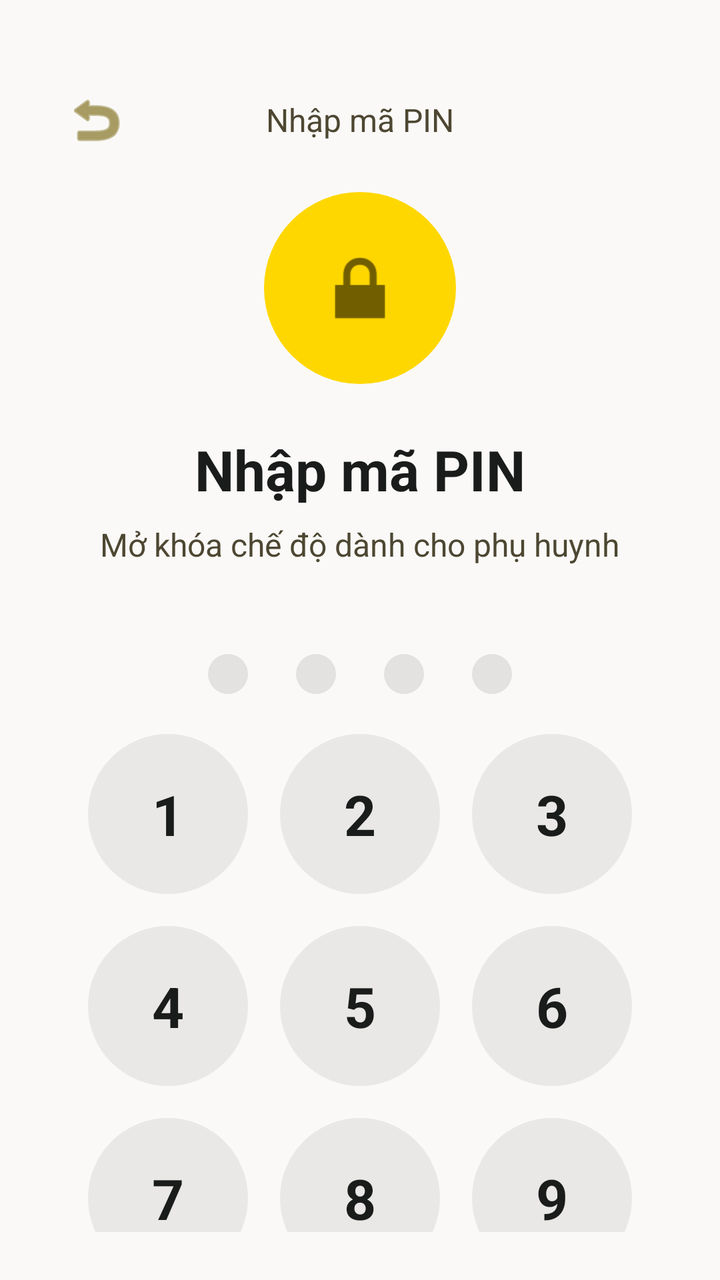
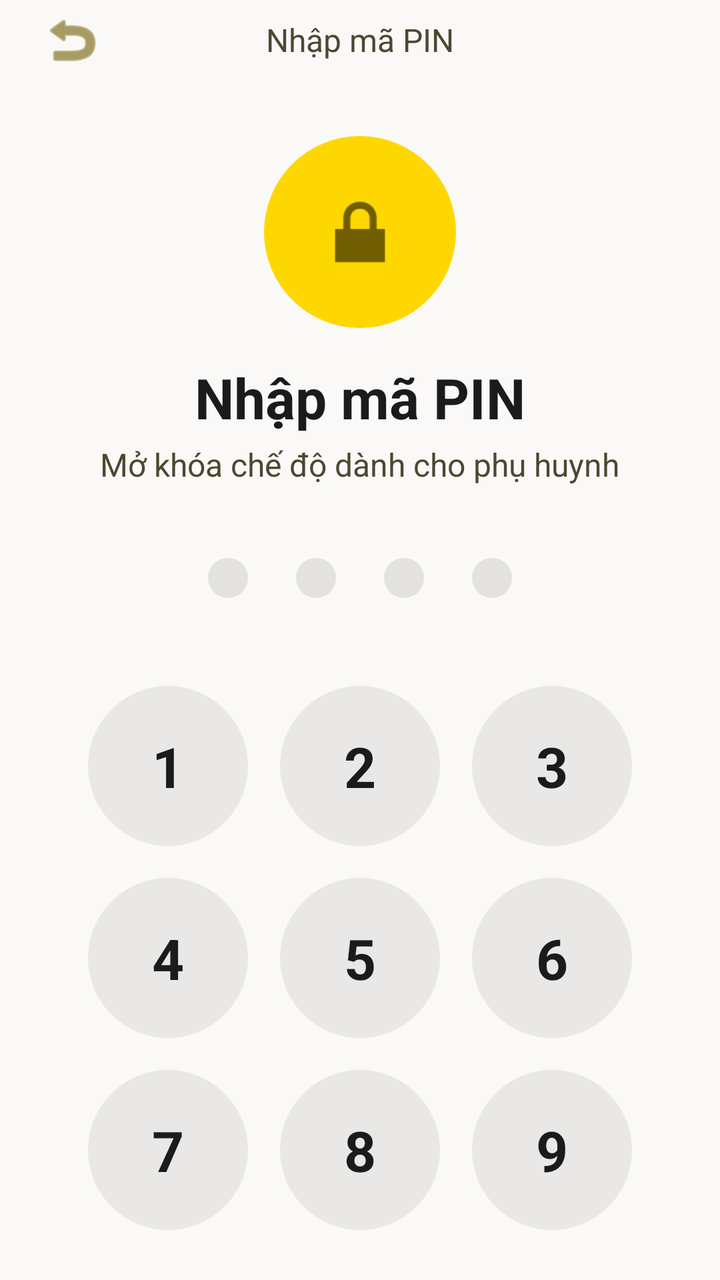

Screens rendered from an Android XML layout before and after an edit, with the pre-edit source and the edit as a unified diff.
<!-- AndroidManifest.xml: application theme Theme.VBoard -->
<!-- res/layout/activity_pin.xml -->
<?xml version="1.0" encoding="utf-8"?>
<LinearLayout xmlns:android="http://schemas.android.com/apk/res/android"
    xmlns:app="http://schemas.android.com/apk/res-auto"
    android:layout_width="match_parent"
    android:layout_height="match_parent"
    android:background="@color/background"
    android:gravity="center_horizontal"
    android:orientation="vertical"
    android:padding="@dimen/spacing_xl">

    
    <LinearLayout
        android:layout_width="match_parent"
        android:layout_height="wrap_content"
        android:gravity="center_vertical"
        android:orientation="horizontal"
        android:paddingVertical="@dimen/spacing_md">

        <ImageButton
            android:id="@+id/btnHeaderBack"
            android:layout_width="48dp"
            android:layout_height="48dp"
            android:background="?attr/selectableItemBackgroundBorderless"
            android:contentDescription="Quay lại"
            android:src="@android:drawable/ic_menu_revert"
            app:tint="@color/primary" />

        <TextView
            android:layout_width="0dp"
            android:layout_height="wrap_content"
            android:layout_weight="1"
            android:gravity="center"
            android:text="@string/pin_title"
            android:textColor="@color/on_surface_variant"
            android:textSize="16sp" />

        <View
            android:layout_width="48dp"
            android:layout_height="48dp" />
    </LinearLayout>

    <View
        android:layout_width="match_parent"
        android:layout_height="0dp"
        android:layout_weight="1" />

    
    <LinearLayout
        android:layout_width="96dp"
        android:layout_height="96dp"
        android:background="@drawable/bg_icon_circle"
        android:gravity="center">

        <ImageView
            android:layout_width="48dp"
            android:layout_height="48dp"
            android:src="@android:drawable/ic_lock_lock"
            app:tint="@color/on_primary_container" />
    </LinearLayout>

    <TextView
        android:layout_width="wrap_content"
        android:layout_height="wrap_content"
        android:layout_marginTop="@dimen/spacing_xl"
        android:text="@string/pin_title"
        android:textColor="@color/on_surface"
        android:textSize="28sp"
        android:textStyle="bold" />

    <TextView
        android:layout_width="wrap_content"
        android:layout_height="wrap_content"
        android:layout_marginTop="@dimen/spacing_sm"
        android:text="@string/pin_subtitle"
        android:textColor="@color/on_surface_variant"
        android:textSize="16sp" />

    
    <LinearLayout
        android:id="@+id/pinDots"
        android:layout_width="wrap_content"
        android:layout_height="wrap_content"
        android:layout_marginTop="@dimen/spacing_xxl"
        android:orientation="horizontal">

        <View
            android:id="@+id/dot1"
            android:layout_width="20dp"
            android:layout_height="20dp"
            android:layout_margin="@dimen/spacing_md"
            android:background="@drawable/bg_pin_dot_empty" />

        <View
            android:id="@+id/dot2"
            android:layout_width="20dp"
            android:layout_height="20dp"
            android:layout_margin="@dimen/spacing_md"
            android:background="@drawable/bg_pin_dot_empty" />

        <View
            android:id="@+id/dot3"
            android:layout_width="20dp"
            android:layout_height="20dp"
            android:layout_margin="@dimen/spacing_md"
            android:background="@drawable/bg_pin_dot_empty" />

        <View
            android:id="@+id/dot4"
            android:layout_width="20dp"
            android:layout_height="20dp"
            android:layout_margin="@dimen/spacing_md"
            android:background="@drawable/bg_pin_dot_empty" />
    </LinearLayout>

    <View
        android:layout_width="match_parent"
        android:layout_height="0dp"
        android:layout_weight="1" />

    
    <LinearLayout
        android:layout_width="wrap_content"
        android:layout_height="wrap_content"
        android:orientation="vertical">

        
        <LinearLayout
            android:layout_width="wrap_content"
            android:layout_height="wrap_content"
            android:orientation="horizontal">

            <TextView
                android:id="@+id/btn1"
                style="@style/PinButton"
                android:text="1" />

            <TextView
                android:id="@+id/btn2"
                style="@style/PinButton"
                android:text="2" />

            <TextView
                android:id="@+id/btn3"
                style="@style/PinButton"
                android:text="3" />
        </LinearLayout>

        
        <LinearLayout
            android:layout_width="wrap_content"
            android:layout_height="wrap_content"
            android:orientation="horizontal">

            <TextView
                android:id="@+id/btn4"
                style="@style/PinButton"
                android:text="4" />

            <TextView
                android:id="@+id/btn5"
                style="@style/PinButton"
                android:text="5" />

            <TextView
                android:id="@+id/btn6"
                style="@style/PinButton"
                android:text="6" />
        </LinearLayout>

        
        <LinearLayout
            android:layout_width="wrap_content"
            android:layout_height="wrap_content"
            android:orientation="horizontal">

            <TextView
                android:id="@+id/btn7"
                style="@style/PinButton"
                android:text="7" />

            <TextView
                android:id="@+id/btn8"
                style="@style/PinButton"
                android:text="8" />

            <TextView
                android:id="@+id/btn9"
                style="@style/PinButton"
                android:text="9" />
        </LinearLayout>

        
        <LinearLayout
            android:layout_width="wrap_content"
            android:layout_height="wrap_content"
            android:orientation="horizontal">

            <TextView
                android:id="@+id/btnCancel"
                style="@style/PinButton"
                android:text="Hủy"
                android:textSize="18sp" />

            <TextView
                android:id="@+id/btn0"
                style="@style/PinButton"
                android:text="0" />

            <TextView
                android:id="@+id/btnBackspace"
                style="@style/PinButton"
                android:drawableStart="@android:drawable/ic_input_delete"
                android:drawablePadding="0dp"
                android:textSize="18sp" />
        </LinearLayout>
    </LinearLayout>

    <View
        android:layout_width="match_parent"
        android:layout_height="@dimen/spacing_xxl" />

</LinearLayout>
<!-- resources referenced by this layout -->
<resources>
  <color name="background">#faf9f7</color>
  <color name="on_primary_container">#705e00</color>
  <color name="on_surface">#1a1c1b</color>
  <color name="on_surface_variant">#4d4732</color>
  <color name="primary">#705d00</color>
  <dimen name="spacing_md">12dp</dimen>
  <dimen name="spacing_sm">8dp</dimen>
  <dimen name="spacing_xl">24dp</dimen>
  <dimen name="spacing_xxl">32dp</dimen>
  <!-- drawable bg_icon_circle (drawable) -->
  <?xml version="1.0" encoding="utf-8"?>
  <shape xmlns:android="http://schemas.android.com/apk/res/android"
      android:shape="oval">
      <solid android:color="@color/primary_container" />
  </shape>
  <!-- drawable bg_pin_dot_empty (drawable) -->
  <?xml version="1.0" encoding="utf-8"?>
  <shape xmlns:android="http://schemas.android.com/apk/res/android"
      android:shape="oval">
      <solid android:color="@color/surface_container_highest" />
  </shape>
  <string name="pin_subtitle">Mở khóa chế độ dành cho phụ huynh</string>
  <string name="pin_title">Nhập mã PIN</string>
  <style name="PinButton">
          <item name="android:layout_width">80dp</item>
          <item name="android:layout_height">80dp</item>
          <item name="android:layout_margin">@dimen/spacing_sm</item>
          <item name="android:background">@drawable/bg_button_round</item>
          <item name="android:gravity">center</item>
          <item name="android:textColor">@color/on_surface</item>
          <item name="android:textSize">28sp</item>
          <item name="android:textStyle">bold</item>
          <item name="android:clickable">true</item>
          <item name="android:focusable">true</item>
      </style>
  <color name="primary_container">#ffd700</color>
  <color name="surface_container_highest">#e3e2e0</color>
  <!-- drawable bg_button_round (drawable) -->
  <?xml version="1.0" encoding="utf-8"?>
  <shape xmlns:android="http://schemas.android.com/apk/res/android"
      android:shape="oval">
      <solid android:color="@color/surface_container_high" />
  </shape>
  <color name="on_primary">#ffffff</color>
  <color name="secondary">#006e1c</color>
  <color name="secondary_container">#91f78e</color>
  <color name="on_secondary">#ffffff</color>
  <color name="on_secondary_container">#00731e</color>
  <color name="tertiary">#904d00</color>
  <color name="tertiary_container">#ffd1af</color>
  <color name="on_tertiary">#ffffff</color>
  <color name="on_tertiary_container">#914d00</color>
  <color name="error">#ba1a1a</color>
  <color name="error_container">#ffdad6</color>
  <color name="on_error">#ffffff</color>
  <color name="on_error_container">#93000a</color>
  <color name="surface">#faf9f7</color>
  <color name="surface_container_high">#e9e8e6</color>
  <color name="outline">#7e775f</color>
  <color name="outline_variant">#d0c6ab</color>
  <!-- unchanged entries left out for length: 1 -->
</resources>

<!-- the commit's change to res/layout/activity_pin.xml (unified diff, before → after) -->
@@ -4,9 +4,8 @@
     android:layout_width="match_parent"
     android:layout_height="match_parent"
     android:background="@color/background"
-    android:gravity="center_horizontal"
-    android:orientation="vertical"
-    android:padding="@dimen/spacing_xl">
+    android:gravity="center"
+    android:orientation="vertical">
 
     
     <LinearLayout
@@ -14,7 +13,8 @@
         android:layout_height="wrap_content"
         android:gravity="center_vertical"
         android:orientation="horizontal"
-        android:paddingVertical="@dimen/spacing_md">
+        android:paddingHorizontal="@dimen/spacing_md"
+        android:paddingVertical="@dimen/spacing_sm">
 
         <ImageButton
             android:id="@+id/btnHeaderBack"
@@ -39,15 +39,11 @@
             android:layout_height="48dp" />
     </LinearLayout>
 
-    <View
-        android:layout_width="match_parent"
-        android:layout_height="0dp"
-        android:layout_weight="1" />
-
     
     <LinearLayout
         android:layout_width="96dp"
         android:layout_height="96dp"
+        android:layout_marginTop="@dimen/spacing_lg"
         android:background="@drawable/bg_icon_circle"
         android:gravity="center">
 
@@ -61,7 +57,7 @@
     <TextView
         android:layout_width="wrap_content"
         android:layout_height="wrap_content"
-        android:layout_marginTop="@dimen/spacing_xl"
+        android:layout_marginTop="@dimen/spacing_lg"
         android:text="@string/pin_title"
         android:textColor="@color/on_surface"
         android:textSize="28sp"
@@ -70,7 +66,7 @@
     <TextView
         android:layout_width="wrap_content"
         android:layout_height="wrap_content"
-        android:layout_marginTop="@dimen/spacing_sm"
+        android:layout_marginTop="@dimen/spacing_xs"
         android:text="@string/pin_subtitle"
         android:textColor="@color/on_surface_variant"
         android:textSize="16sp" />
@@ -80,7 +76,7 @@
         android:id="@+id/pinDots"
         android:layout_width="wrap_content"
         android:layout_height="wrap_content"
-        android:layout_marginTop="@dimen/spacing_xxl"
+        android:layout_marginTop="@dimen/spacing_xl"
         android:orientation="horizontal">
 
         <View
@@ -110,113 +106,116 @@
             android:layout_height="20dp"
             android:layout_margin="@dimen/spacing_md"
             android:background="@drawable/bg_pin_dot_empty" />
+    </LinearLayout>
+
+    
+    <LinearLayout
+        android:layout_width="wrap_content"
+        android:layout_height="wrap_content"
+        android:layout_marginTop="@dimen/spacing_xl"
+        android:orientation="vertical">
+
+        
+        <LinearLayout
+            android:layout_width="wrap_content"
+            android:layout_height="wrap_content"
+            android:orientation="horizontal">
+
+            <TextView
+                android:id="@+id/btn1"
+                style="@style/PinButton"
+                android:text="1" />
+
+            <TextView
+                android:id="@+id/btn2"
+                style="@style/PinButton"
+                android:text="2" />
+
+            <TextView
+                android:id="@+id/btn3"
+                style="@style/PinButton"
+                android:text="3" />
+        </LinearLayout>
+
+        
+        <LinearLayout
+            android:layout_width="wrap_content"
+            android:layout_height="wrap_content"
+            android:orientation="horizontal">
+
+            <TextView
+                android:id="@+id/btn4"
+                style="@style/PinButton"
+                android:text="4" />
+
+            <TextView
+                android:id="@+id/btn5"
+                style="@style/PinButton"
+                android:text="5" />
+
+            <TextView
+                android:id="@+id/btn6"
+                style="@style/PinButton"
+                android:text="6" />
+        </LinearLayout>
+
+        
+        <LinearLayout
+            android:layout_width="wrap_content"
+            android:layout_height="wrap_content"
+            android:orientation="horizontal">
+
+            <TextView
+                android:id="@+id/btn7"
+                style="@style/PinButton"
+                android:text="7" />
+
+            <TextView
+                android:id="@+id/btn8"
+                style="@style/PinButton"
+                android:text="8" />
+
+            <TextView
+                android:id="@+id/btn9"
+                style="@style/PinButton"
+                android:text="9" />
+        </LinearLayout>
+
+        
+        <LinearLayout
+            android:layout_width="wrap_content"
+            android:layout_height="wrap_content"
+            android:orientation="horizontal">
+
+            <TextView
+                android:id="@+id/btnCancel"
+                style="@style/PinButton"
+                android:text="Hủy"
+                android:textSize="18sp" />
+
+            <TextView
+                android:id="@+id/btn0"
+                style="@style/PinButton"
+                android:text="0" />
+
+            <FrameLayout
+                android:id="@+id/btnBackspace"
+                style="@style/PinButton"
+                android:clickable="true"
+                android:focusable="true">
+
+                <ImageView
+                    android:layout_width="32dp"
+                    android:layout_height="32dp"
+                    android:layout_gravity="center"
+                    android:src="@android:drawable/ic_input_delete"
+                    app:tint="@color/on_surface" />
+            </FrameLayout>
+        </LinearLayout>
     </LinearLayout>
 
     <View
         android:layout_width="match_parent"
-        android:layout_height="0dp"
-        android:layout_weight="1" />
-
-    
-    <LinearLayout
-        android:layout_width="wrap_content"
-        android:layout_height="wrap_content"
-        android:orientation="vertical">
-
-        
-        <LinearLayout
-            android:layout_width="wrap_content"
-            android:layout_height="wrap_content"
-            android:orientation="horizontal">
-
-            <TextView
-                android:id="@+id/btn1"
-                style="@style/PinButton"
-                android:text="1" />
-
-            <TextView
-                android:id="@+id/btn2"
-                style="@style/PinButton"
-                android:text="2" />
-
-            <TextView
-                android:id="@+id/btn3"
-                style="@style/PinButton"
-                android:text="3" />
-        </LinearLayout>
-
-        
-        <LinearLayout
-            android:layout_width="wrap_content"
-            android:layout_height="wrap_content"
-            android:orientation="horizontal">
-
-            <TextView
-                android:id="@+id/btn4"
-                style="@style/PinButton"
-                android:text="4" />
-
-            <TextView
-                android:id="@+id/btn5"
-                style="@style/PinButton"
-                android:text="5" />
-
-            <TextView
-                android:id="@+id/btn6"
-                style="@style/PinButton"
-                android:text="6" />
-        </LinearLayout>
-
-        
-        <LinearLayout
-            android:layout_width="wrap_content"
-            android:layout_height="wrap_content"
-            android:orientation="horizontal">
-
-            <TextView
-                android:id="@+id/btn7"
-                style="@style/PinButton"
-                android:text="7" />
-
-            <TextView
-                android:id="@+id/btn8"
-                style="@style/PinButton"
-                android:text="8" />
-
-            <TextView
-                android:id="@+id/btn9"
-                style="@style/PinButton"
-                android:text="9" />
-        </LinearLayout>
-
-        
-        <LinearLayout
-            android:layout_width="wrap_content"
-            android:layout_height="wrap_content"
-            android:orientation="horizontal">
-
-            <TextView
-                android:id="@+id/btnCancel"
-                style="@style/PinButton"
-                android:text="Hủy"
-                android:textSize="18sp" />
-
-            <TextView
-                android:id="@+id/btn0"
-                style="@style/PinButton"
-                android:text="0" />
-
-            <TextView
-                android:id="@+id/btnBackspace"
-                style="@style/PinButton"
-                android:drawableStart="@android:drawable/ic_input_delete"
-                android:drawablePadding="0dp"
-                android:textSize="18sp" />
-        </LinearLayout>
-    </LinearLayout>
-
-    <View
-        android:layout_width="match_parent"
-        android:layout_height="@dimen/spacing_xxl" />
+        android:layout_height="@dimen/spacing_xl" />
 
 </LinearLayout>
<!-- resource entries referenced after the edit -->
@@ -5,10 +5,11 @@
   <color name="on_surface">#1a1c1b</color>
   <color name="on_surface_variant">#4d4732</color>
   <color name="primary">#705d00</color>
+  <dimen name="spacing_lg">16dp</dimen>
   <dimen name="spacing_md">12dp</dimen>
   <dimen name="spacing_sm">8dp</dimen>
   <dimen name="spacing_xl">24dp</dimen>
-  <dimen name="spacing_xxl">32dp</dimen>
+  <dimen name="spacing_xs">4dp</dimen>
   <!-- drawable bg_icon_circle (drawable) -->
   <?xml version="1.0" encoding="utf-8"?>
   <shape xmlns:android="http://schemas.android.com/apk/res/android"
